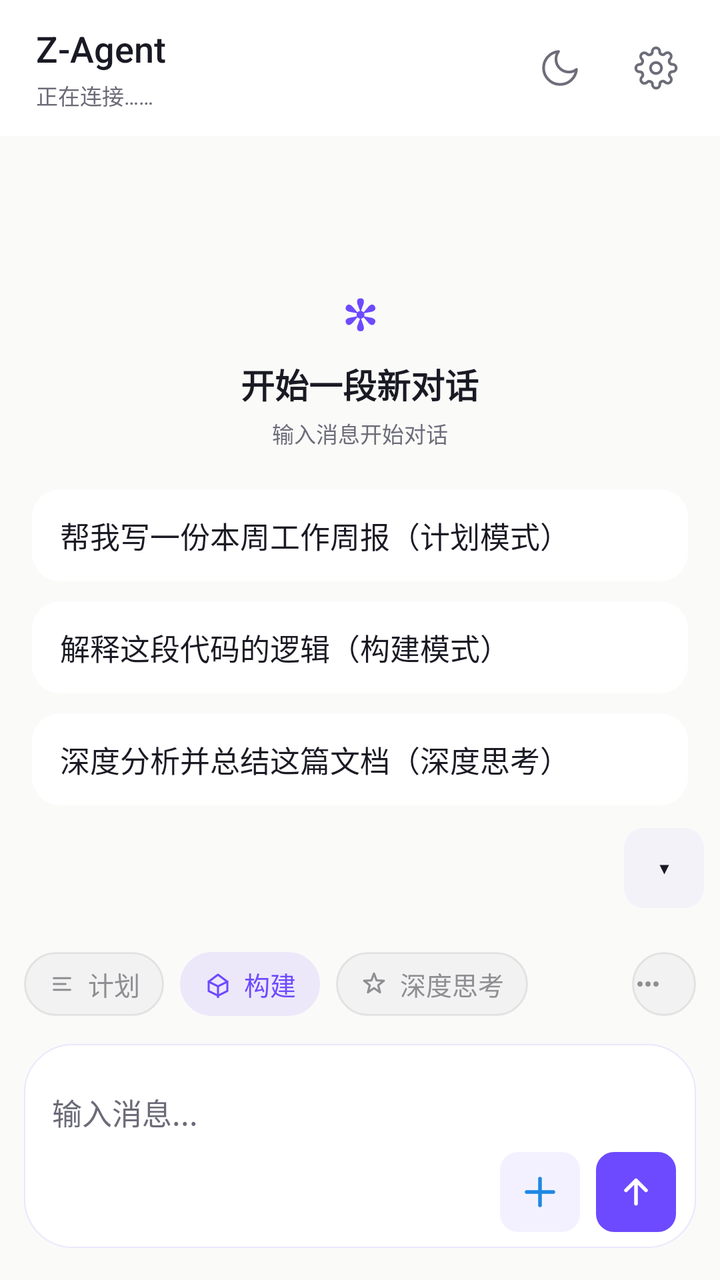
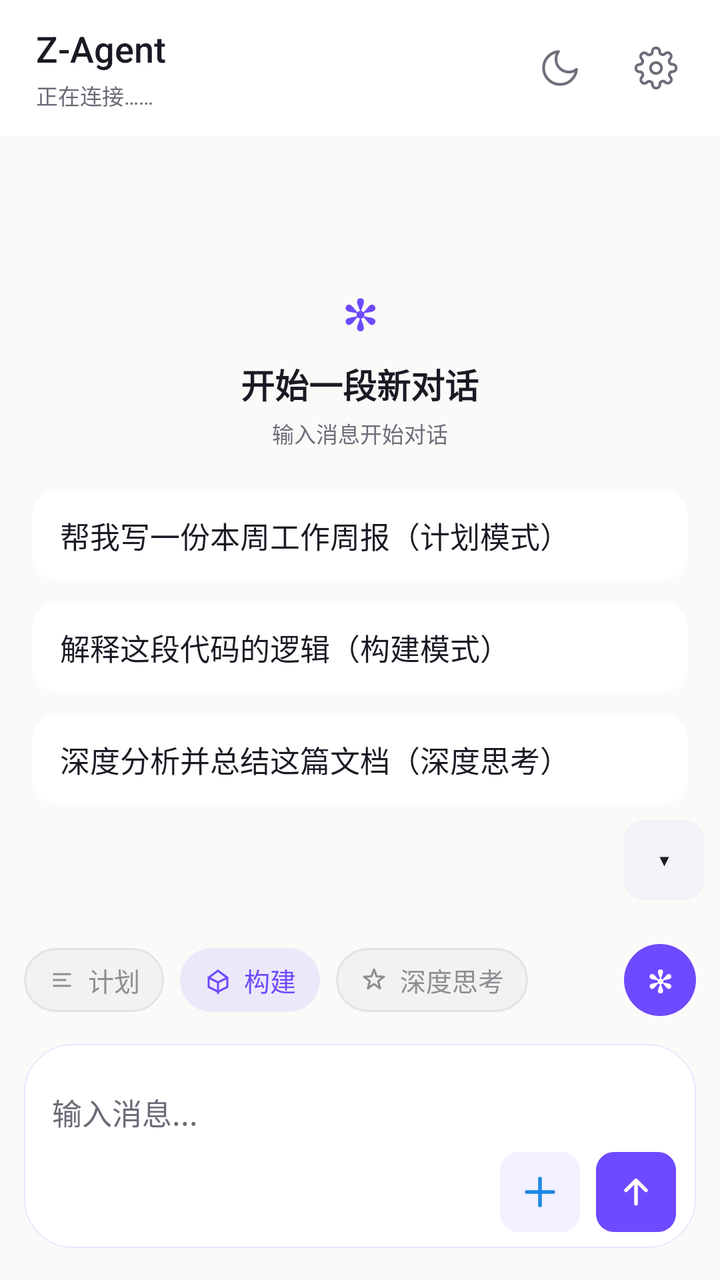

The first picture is an Android layout as it rendered before a commit; the second is the same layout after the commit. The layout source and the unified diff follow.
<!-- AndroidManifest.xml: application theme AppTheme -->
<!-- res/layout/activity_main.xml -->
<?xml version="1.0" encoding="utf-8"?>
<FrameLayout xmlns:android="http://schemas.android.com/apk/res/android"
android:id="@+id/rootView" android:clipChildren="false" android:clipToPadding="false"
android:layout_width="match_parent"
android:layout_height="match_parent"
android:background="@color/bg_canvas"
>



<LinearLayout
android:layout_width="match_parent"
android:layout_height="match_parent"
android:orientation="vertical">


<LinearLayout
android:id="@+id/topBar"
android:layout_width="match_parent"
android:layout_height="wrap_content"
android:background="@color/bg_elevated"
android:gravity="center_vertical"
android:orientation="horizontal"
android:paddingStart="18dp"
android:paddingTop="10dp"
android:paddingEnd="8dp"
android:paddingBottom="10dp">

<LinearLayout
android:layout_width="0dp"
android:layout_height="wrap_content"
android:layout_weight="1"
android:orientation="vertical">
<TextView
android:layout_width="wrap_content"
android:layout_height="wrap_content"
android:text="Z-Agent"
android:textColor="@color/text_primary"
android:fontFamily="sans-serif-medium"
android:textSize="18sp" />
<TextView
android:id="@+id/statusText"
android:layout_width="match_parent"
android:layout_height="wrap_content"
android:layout_marginTop="3dp"
android:ellipsize="end"
android:maxLines="1"
android:text="正在连接……"
android:textColor="@color/text_tertiary"
android:textSize="@dimen/fs_caption" />
</LinearLayout>


<FrameLayout
android:id="@+id/themeButton"
android:contentDescription="切换深浅主题"
android:layout_width="48dp"
android:layout_height="48dp"
android:background="?attr/selectableItemBackgroundBorderless"
android:clickable="true"
android:focusable="true">
<ImageView
android:id="@+id/themeIcon"
android:layout_width="22dp"
android:layout_height="22dp"
android:layout_gravity="center"
android:src="@drawable/ic_moon" />
</FrameLayout>


<FrameLayout
android:id="@+id/settingsButton"
android:contentDescription="打开设置"
android:layout_width="48dp"
android:layout_height="48dp"
android:background="?attr/selectableItemBackgroundBorderless"
android:clickable="true"
android:focusable="true">
<ImageView
android:layout_width="22dp"
android:layout_height="22dp"
android:layout_gravity="center"
android:src="@drawable/ic_gear" />
</FrameLayout>
</LinearLayout>


<FrameLayout android:clipChildren="false" android:clipToPadding="false"
android:layout_width="match_parent"
android:layout_height="0dp"
android:layout_weight="1">

<ScrollView
android:id="@+id/outputScroll"
android:layout_width="match_parent"
android:layout_height="match_parent"
android:background="@color/bg_canvas"
android:fillViewport="true"
android:overScrollMode="always"
android:scrollbars="vertical">
<LinearLayout
android:id="@+id/chatContainer"
android:layout_width="match_parent"
android:layout_height="wrap_content"
android:gravity="bottom"
android:orientation="vertical"
android:paddingStart="8dp"
android:paddingTop="12dp"
android:paddingEnd="8dp"
android:paddingBottom="200dp">

<LinearLayout
android:id="@+id/emptyState"
android:layout_width="match_parent"
android:layout_height="0dp"
android:gravity="center"
android:layout_weight="1"
android:orientation="vertical"
android:paddingTop="48dp"
android:paddingBottom="24dp">
<TextView
android:layout_width="wrap_content"
android:layout_height="wrap_content"
android:text="✻"
android:textColor="@color/accent"
android:textSize="@dimen/fs_display"
android:textStyle="bold" />
<TextView
android:layout_width="wrap_content"
android:layout_height="wrap_content"
android:layout_marginTop="8dp"
android:text="开始一段新对话"
android:textColor="@color/text_primary"
android:textSize="@dimen/fs_title"
android:textStyle="bold" />
<TextView
android:layout_width="wrap_content"
android:layout_height="wrap_content"
android:layout_marginTop="4dp"
android:text="输入消息开始对话"
android:textColor="@color/text_secondary"
android:textSize="@dimen/fs_caption" />

<LinearLayout android:layout_width="match_parent" android:layout_height="wrap_content" android:layout_marginTop="20dp" android:orientation="vertical" android:paddingStart="8dp" android:paddingEnd="8dp">

<TextView android:id="@+id/promptCard1" android:layout_width="match_parent" android:layout_height="wrap_content" android:background="@drawable/bg_prompt_card" android:clickable="true" android:focusable="true" android:paddingStart="14dp" android:paddingTop="12dp" android:paddingEnd="14dp" android:paddingBottom="12dp" android:text="帮我写一份本周工作周报（计划模式）" android:textColor="@color/text_primary" android:textSize="@dimen/fs_body" />

<TextView android:id="@+id/promptCard2" android:layout_width="match_parent" android:layout_height="wrap_content" android:layout_marginTop="10dp" android:background="@drawable/bg_prompt_card" android:clickable="true" android:focusable="true" android:paddingStart="14dp" android:paddingTop="12dp" android:paddingEnd="14dp" android:paddingBottom="12dp" android:text="解释这段代码的逻辑（构建模式）" android:textColor="@color/text_primary" android:textSize="@dimen/fs_body" />

<TextView android:id="@+id/promptCard3" android:layout_width="match_parent" android:layout_height="wrap_content" android:layout_marginTop="10dp" android:background="@drawable/bg_prompt_card" android:clickable="true" android:focusable="true" android:paddingStart="14dp" android:paddingTop="12dp" android:paddingEnd="14dp" android:paddingBottom="12dp" android:text="深度分析并总结这篇文档（深度思考）" android:textColor="@color/text_primary" android:textSize="@dimen/fs_body" />
</LinearLayout>
</LinearLayout>
 </LinearLayout>
</ScrollView>


<FrameLayout
android:id="@+id/scrollBottomBtn"
android:layout_width="40dp"
android:layout_height="40dp"
android:layout_gravity="bottom|end"
android:layout_marginEnd="16dp"
 android:layout_marginBottom="76dp"
android:background="@drawable/bg_circle_btn"
android:clickable="true"
android:focusable="true"
android:foreground="@drawable/ripple_circle"
android:visibility="gone">
<TextView
android:layout_width="wrap_content"
android:layout_height="wrap_content"
android:layout_gravity="center"
android:text="↓"
android:textColor="@color/accent"
android:textSize="20sp"
android:textStyle="bold" />
</FrameLayout>
</FrameLayout>

</LinearLayout>


<LinearLayout
android:layout_width="match_parent"
android:layout_height="wrap_content"
android:layout_gravity="bottom"
android:orientation="vertical">


<LinearLayout android:id="@+id/quickBarContainer" android:layout_width="match_parent" android:layout_height="wrap_content" android:background="@android:color/transparent" android:orientation="vertical">

 <LinearLayout android:id="@+id/quickRowWrap" android:layout_width="match_parent" android:layout_height="wrap_content" android:gravity="center_vertical" android:minHeight="56dp" android:orientation="horizontal" android:paddingStart="8dp" android:paddingTop="6dp" android:paddingEnd="8dp" android:paddingBottom="6dp"> <HorizontalScrollView android:id="@+id/quickScroll" android:layout_width="0dp" android:layout_height="wrap_content" android:layout_weight="1" android:overScrollMode="never" android:scrollbars="none"> <LinearLayout android:id="@+id/quickRow" android:layout_width="wrap_content" android:layout_height="wrap_content" android:gravity="center_vertical" android:orientation="horizontal" android:paddingStart="8dp" android:paddingEnd="8dp" /> </HorizontalScrollView> <TextView android:id="@+id/quickCollapse" android:layout_width="40dp" android:layout_height="40dp" android:layout_marginStart="4dp" android:background="@drawable/bg_quick" android:clickable="true" android:focusable="true" android:foreground="@drawable/ripple_pill" android:gravity="center" android:text="▾" android:textColor="@color/text_primary" android:textSize="16sp" /> </LinearLayout>  <LinearLayout android:id="@+id/quickEditBar" android:layout_width="match_parent" android:layout_height="36dp" android:background="@color/bg_subtle" android:gravity="center_vertical" android:orientation="horizontal" android:paddingStart="16dp" android:paddingEnd="12dp" android:visibility="gone"> <TextView android:layout_width="0dp" android:layout_height="wrap_content" android:layout_weight="1" android:text="拖动排序 · 点×移除 · 点＋添加" android:textColor="@color/text_secondary" android:textSize="11sp" /> <TextView android:id="@+id/quickEditDone" android:layout_width="wrap_content" android:layout_height="wrap_content" android:paddingStart="12dp" android:paddingEnd="4dp" android:text="完成" android:textColor="@color/accent" android:textSize="13sp" android:textStyle="bold" /> </LinearLayout> <FrameLayout android:id="@+id/quickBall" android:layout_width="52dp" android:layout_height="52dp" android:layout_gravity="end" android:layout_marginEnd="16dp" android:layout_marginBottom="12dp" android:background="@drawable/bg_quick_ball" android:clickable="true" android:focusable="true" android:foreground="@drawable/ripple_circle" android:visibility="gone"> <TextView android:layout_width="wrap_content" android:layout_height="wrap_content" android:layout_gravity="center" android:text="✻" android:textColor="#FFFFFF" android:textSize="22sp" android:textStyle="bold" /> </FrameLayout> </LinearLayout>


<LinearLayout android:id="@+id/inputBar" android:layout_width="match_parent" android:layout_height="wrap_content" android:background="@android:color/transparent" android:clipChildren="false" android:clipToPadding="false" android:orientation="vertical" android:paddingStart="12dp" android:paddingTop="14dp" android:paddingEnd="12dp" android:paddingBottom="14dp">




<LinearLayout android:layout_width="match_parent" android:layout_height="wrap_content" android:gravity="center_vertical" android:orientation="horizontal" android:paddingBottom="10dp">
<HorizontalScrollView android:layout_width="0dp" android:layout_height="wrap_content" android:layout_weight="1" android:scrollbars="none" android:overScrollMode="never">
<LinearLayout android:layout_width="wrap_content" android:layout_height="wrap_content" android:gravity="center_vertical" android:orientation="horizontal">
<TextView android:id="@+id/segPlan" android:layout_width="wrap_content" android:layout_height="32dp" android:background="@drawable/bg_chip_ghost" android:clickable="true" android:focusable="true" android:foreground="@drawable/ripple_pill" android:gravity="center_vertical" android:drawableStart="@drawable/ic_plan" android:drawablePadding="6dp" android:paddingStart="12dp" android:paddingEnd="12dp" android:text="计划" android:textColor="@color/chip_text_inactive" android:textSize="13sp" android:maxLines="1" />
<TextView android:id="@+id/segBuild" android:layout_width="wrap_content" android:layout_height="32dp" android:layout_marginStart="8dp" android:background="@drawable/bg_chip_active" android:clickable="true" android:focusable="true" android:foreground="@drawable/ripple_pill" android:gravity="center_vertical" android:drawableStart="@drawable/ic_build_active" android:drawablePadding="6dp" android:paddingStart="12dp" android:paddingEnd="12dp" android:text="构建" android:textColor="@color/accent" android:textSize="13sp" android:maxLines="1" />
<TextView android:id="@+id/chipThink2" android:layout_width="wrap_content" android:layout_height="32dp" android:layout_marginStart="8dp" android:background="@drawable/bg_chip_ghost" android:clickable="true" android:focusable="true" android:foreground="@drawable/ripple_pill" android:gravity="center_vertical" android:drawableStart="@drawable/ic_think" android:drawablePadding="6dp" android:paddingStart="12dp" android:paddingEnd="12dp" android:text="深度思考" android:textColor="@color/chip_text_inactive" android:textSize="13sp" android:maxLines="1" />
<TextView android:id="@+id/chipSearch" android:layout_width="0dp" android:layout_height="0dp" android:visibility="gone" />
</LinearLayout>
</HorizontalScrollView>
<TextView android:id="@+id/chipMore" android:layout_width="32dp" android:layout_height="32dp" android:layout_marginStart="8dp" android:background="@drawable/bg_chip_ghost" android:clickable="true" android:focusable="true" android:foreground="@drawable/ripple_pill" android:gravity="center" android:drawableStart="@drawable/ic_more" />
</LinearLayout>



<LinearLayout android:id="@+id/inputCard" android:layout_width="match_parent" android:layout_height="wrap_content" android:layout_marginTop="4dp" android:layout_marginBottom="2dp" android:background="@drawable/bg_input_card" android:elevation="10dp" android:orientation="vertical" android:paddingStart="14dp" android:paddingTop="10dp" android:paddingEnd="10dp" android:paddingBottom="8dp">

<HorizontalScrollView android:id="@+id/attachScroll" android:layout_width="match_parent" android:layout_height="wrap_content" android:scrollbars="none" android:visibility="gone">
<LinearLayout android:id="@+id/attachRow" android:layout_width="wrap_content" android:layout_height="wrap_content" android:orientation="horizontal" android:paddingBottom="6dp" />
</HorizontalScrollView>

<EditText android:id="@+id/inputEdit" android:layout_width="match_parent" android:layout_height="wrap_content" android:minHeight="44dp" android:background="@null" android:hint="输入消息..." android:imeOptions="actionSend" android:inputType="textCapSentences" android:maxLines="5" android:paddingTop="8dp" android:paddingBottom="4dp" android:textColor="@color/text_primary" android:textColorHint="@color/text_tertiary" android:textSize="@dimen/fs_body" />

<LinearLayout android:layout_width="match_parent" android:layout_height="wrap_content" android:gravity="center_vertical|end" android:orientation="horizontal">

<FrameLayout android:id="@+id/btnPlus" android:contentDescription="添加附件" android:layout_width="40dp" android:layout_height="40dp" android:background="@drawable/bg_circle_btn" android:clickable="true" android:focusable="true" android:foreground="@drawable/ripple_circle">
<ImageView android:layout_width="20dp" android:layout_height="20dp" android:layout_gravity="center" android:src="@drawable/ic_plus" />
</FrameLayout>

<FrameLayout android:id="@+id/sendButton" android:contentDescription="发送消息" android:layout_width="40dp" android:layout_height="40dp" android:layout_marginStart="8dp" android:background="@drawable/bg_circle_send" android:clickable="true" android:focusable="true" android:foreground="@drawable/ripple_circle">
<ImageView android:layout_width="20dp" android:layout_height="20dp" android:layout_gravity="center" android:src="@drawable/ic_arrow_up" />
</FrameLayout>
</LinearLayout>
</LinearLayout>

</LinearLayout>
</LinearLayout>
</FrameLayout>
<!-- resources referenced by this layout -->
<resources>
  <color name="accent">#6D4AFF</color>
  <color name="bg_canvas">#FAFAF9</color>
  <color name="bg_elevated">#FFFFFF</color>
  <color name="bg_subtle">#F4F2F9</color>
  <color name="chip_text_inactive">#8E8E93</color>
  <color name="text_primary">#1A1A24</color>
  <color name="text_secondary">#6D6D7A</color>
  <color name="text_tertiary">#6B6B78</color>
  <dimen name="fs_body">15sp</dimen>
  <dimen name="fs_caption">11sp</dimen>
  <dimen name="fs_display">22sp</dimen>
  <dimen name="fs_title">17sp</dimen>
  <!-- drawable bg_chip_active (drawable) -->
  <?xml version="1.0" encoding="utf-8"?>
  <shape xmlns:android="http://schemas.android.com/apk/res/android" android:shape="rectangle">
      <solid android:color="@color/chip_active_bg" />
      <corners android:radius="999dp" />
  </shape>
  <!-- drawable bg_circle_btn (drawable) -->
  <?xml version="1.0" encoding="utf-8"?>
  <shape xmlns:android="http://schemas.android.com/apk/res/android" android:shape="rectangle">
   <solid android:color="@color/accent_subtle" />
   <corners android:radius="8.95dp" />
  </shape>
  <!-- drawable bg_circle_send (drawable) -->
  <?xml version="1.0" encoding="utf-8"?>
  <shape xmlns:android="http://schemas.android.com/apk/res/android" android:shape="rectangle">
   <solid android:color="@color/accent" />
   <corners android:radius="8.95dp" />
  </shape>
  <!-- drawable bg_input_card (drawable) -->
  <?xml version="1.0" encoding="utf-8"?>
  <shape xmlns:android="http://schemas.android.com/apk/res/android" android:shape="rectangle">
  <solid android:color="@color/bg_elevated" />
  <corners android:radius="24dp" />
  <stroke android:width="0.5dp" android:color="@color/accent_line" />
  </shape>
  <!-- drawable bg_prompt_card (drawable) -->
  <?xml version="1.0" encoding="utf-8"?>
  <shape xmlns:android="http://schemas.android.com/apk/res/android" android:shape="rectangle">
  <solid android:color="@color/bg_elevated" />
  <corners android:radius="14dp" />
  </shape>
  <!-- drawable bg_quick (drawable) -->
  <?xml version="1.0" encoding="utf-8"?>
  <shape xmlns:android="http://schemas.android.com/apk/res/android" android:shape="rectangle">
  <solid android:color="@color/bg_subtle" />
  <corners android:radius="10dp" />
  </shape>
  <!-- drawable bg_quick_ball (drawable) -->
  <?xml version="1.0" encoding="utf-8"?>
  <shape xmlns:android="http://schemas.android.com/apk/res/android" android:shape="oval">
  <solid android:color="@color/accent" />
  <padding android:left="0dp" android:top="0dp" android:right="0dp" android:bottom="0dp" />
  </shape>
  <!-- drawable ic_more (drawable) -->
  <?xml version="1.0" encoding="utf-8"?>
  <vector xmlns:android="http://schemas.android.com/apk/res/android" android:width="16dp" android:height="16dp" android:viewportWidth="24" android:viewportHeight="24">
      <path android:fillColor="#FF8E8E93" android:pathData="M6,10c-1.1,0 -2,0.9 -2,2s0.9,2 2,2s2,-0.9 2,-2S7.1,10 6,10zM12,10c-1.1,0 -2,0.9 -2,2s0.9,2 2,2s2,-0.9 2,-2S13.1,10 12,10zM18,10c-1.1,0 -2,0.9 -2,2s0.9,2 2,2s2,-0.9 2,-2S19.1,10 18,10z" />
  </vector>
  <color name="chip_active_bg">#1A6D4AFF</color>
  <color name="chip_ghost_bg">#0F787880</color>
  <color name="chip_ghost_stroke">#14000000</color>
  <color name="accent_subtle">#146D4AFF</color>
  <color name="accent_line">#1F6D4AFF</color>
  <style name="AppBottomSheet" parent="Theme.Design.Light.BottomSheetDialog">
  <item name="bottomSheetStyle">@style/AppBottomSheet.Modal</item>
  <item name="android:windowIsFloating">false</item>
  <item name="android:statusBarColor">@android:color/transparent</item>
  </style>
  <style name="AppBottomSheet.Modal" parent="Widget.Design.BottomSheet.Modal">
  <item name="android:background">@android:color/transparent</item>
  </style>
  <!-- unchanged entries left out for length: 12 -->
</resources>

<!-- the commit's change to res/layout/activity_main.xml (unified diff, before → after) -->
@@ -189,7 +189,7 @@ android:orientation="vertical">
 
 <LinearLayout android:id="@+id/quickBarContainer" android:layout_width="match_parent" android:layout_height="wrap_content" android:background="@android:color/transparent" android:orientation="vertical">
 
- <LinearLayout android:id="@+id/quickRowWrap" android:layout_width="match_parent" android:layout_height="wrap_content" android:gravity="center_vertical" android:minHeight="56dp" android:orientation="horizontal" android:paddingStart="8dp" android:paddingTop="6dp" android:paddingEnd="8dp" android:paddingBottom="6dp"> <HorizontalScrollView android:id="@+id/quickScroll" android:layout_width="0dp" android:layout_height="wrap_content" android:layout_weight="1" android:overScrollMode="never" android:scrollbars="none"> <LinearLayout android:id="@+id/quickRow" android:layout_width="wrap_content" android:layout_height="wrap_content" android:gravity="center_vertical" android:orientation="horizontal" android:paddingStart="8dp" android:paddingEnd="8dp" /> </HorizontalScrollView> <TextView android:id="@+id/quickCollapse" android:layout_width="40dp" android:layout_height="40dp" android:layout_marginStart="4dp" android:background="@drawable/bg_quick" android:clickable="true" android:focusable="true" android:foreground="@drawable/ripple_pill" android:gravity="center" android:text="▾" android:textColor="@color/text_primary" android:textSize="16sp" /> </LinearLayout>  <LinearLayout android:id="@+id/quickEditBar" android:layout_width="match_parent" android:layout_height="36dp" android:background="@color/bg_subtle" android:gravity="center_vertical" android:orientation="horizontal" android:paddingStart="16dp" android:paddingEnd="12dp" android:visibility="gone"> <TextView android:layout_width="0dp" android:layout_height="wrap_content" android:layout_weight="1" android:text="拖动排序 · 点×移除 · 点＋添加" android:textColor="@color/text_secondary" android:textSize="11sp" /> <TextView android:id="@+id/quickEditDone" android:layout_width="wrap_content" android:layout_height="wrap_content" android:paddingStart="12dp" android:paddingEnd="4dp" android:text="完成" android:textColor="@color/accent" android:textSize="13sp" android:textStyle="bold" /> </LinearLayout> <FrameLayout android:id="@+id/quickBall" android:layout_width="52dp" android:layout_height="52dp" android:layout_gravity="end" android:layout_marginEnd="16dp" android:layout_marginBottom="12dp" android:background="@drawable/bg_quick_ball" android:clickable="true" android:focusable="true" android:foreground="@drawable/ripple_circle" android:visibility="gone"> <TextView android:layout_width="wrap_content" android:layout_height="wrap_content" android:layout_gravity="center" android:text="✻" android:textColor="#FFFFFF" android:textSize="22sp" android:textStyle="bold" /> </FrameLayout> </LinearLayout>
+ <LinearLayout android:id="@+id/quickRowWrap" android:layout_width="match_parent" android:layout_height="wrap_content" android:gravity="center_vertical" android:minHeight="56dp" android:orientation="horizontal" android:paddingStart="8dp" android:paddingTop="6dp" android:paddingEnd="8dp" android:paddingBottom="6dp"> <HorizontalScrollView android:id="@+id/quickScroll" android:layout_width="0dp" android:layout_height="wrap_content" android:layout_weight="1" android:overScrollMode="never" android:scrollbars="none"> <LinearLayout android:id="@+id/quickRow" android:layout_width="wrap_content" android:layout_height="wrap_content" android:gravity="center_vertical" android:orientation="horizontal" android:paddingStart="8dp" android:paddingEnd="8dp" /> </HorizontalScrollView> <TextView android:id="@+id/quickCollapse" android:layout_width="40dp" android:layout_height="40dp" android:layout_marginStart="4dp" android:background="@drawable/bg_quick" android:clickable="true" android:focusable="true" android:foreground="@drawable/ripple_pill" android:gravity="center" android:text="▾" android:textColor="@color/text_primary" android:textSize="16sp" /> </LinearLayout>  <LinearLayout android:id="@+id/quickEditBar" android:layout_width="match_parent" android:layout_height="36dp" android:background="@color/bg_subtle" android:gravity="center_vertical" android:orientation="horizontal" android:paddingStart="16dp" android:paddingEnd="12dp" android:visibility="gone"> <TextView android:layout_width="0dp" android:layout_height="wrap_content" android:layout_weight="1" android:text="拖动排序 · 点×移除 · 点＋添加" android:textColor="@color/text_secondary" android:textSize="11sp" /> <TextView android:id="@+id/quickEditDone" android:layout_width="wrap_content" android:layout_height="wrap_content" android:paddingStart="12dp" android:paddingEnd="4dp" android:text="完成" android:textColor="@color/accent" android:textSize="13sp" android:textStyle="bold" /> </LinearLayout>  </LinearLayout>
 
 
 <LinearLayout android:id="@+id/inputBar" android:layout_width="match_parent" android:layout_height="wrap_content" android:background="@android:color/transparent" android:clipChildren="false" android:clipToPadding="false" android:orientation="vertical" android:paddingStart="12dp" android:paddingTop="14dp" android:paddingEnd="12dp" android:paddingBottom="14dp">
@@ -206,7 +206,7 @@ android:orientation="vertical">
 <TextView android:id="@+id/chipSearch" android:layout_width="0dp" android:layout_height="0dp" android:visibility="gone" />
 </LinearLayout>
 </HorizontalScrollView>
-<TextView android:id="@+id/chipMore" android:layout_width="32dp" android:layout_height="32dp" android:layout_marginStart="8dp" android:background="@drawable/bg_chip_ghost" android:clickable="true" android:focusable="true" android:foreground="@drawable/ripple_pill" android:gravity="center" android:drawableStart="@drawable/ic_more" />
+<FrameLayout android:id="@+id/quickBall" android:layout_width="36dp" android:layout_height="36dp" android:layout_marginStart="8dp" android:background="@drawable/bg_quick_ball" android:clickable="true" android:focusable="true" android:foreground="@drawable/ripple_circle" > <TextView android:layout_width="wrap_content" android:layout_height="wrap_content" android:layout_gravity="center" android:text="✻" android:textColor="#FFFFFF" android:textSize="16sp" android:textStyle="bold" /> </FrameLayout>
 </LinearLayout>
 
 
<!-- resource entries referenced after the edit -->
@@ -55,11 +55,6 @@
   <solid android:color="@color/accent" />
   <padding android:left="0dp" android:top="0dp" android:right="0dp" android:bottom="0dp" />
   </shape>
-  <!-- drawable ic_more (drawable) -->
-  <?xml version="1.0" encoding="utf-8"?>
-  <vector xmlns:android="http://schemas.android.com/apk/res/android" android:width="16dp" android:height="16dp" android:viewportWidth="24" android:viewportHeight="24">
-      <path android:fillColor="#FF8E8E93" android:pathData="M6,10c-1.1,0 -2,0.9 -2,2s0.9,2 2,2s2,-0.9 2,-2S7.1,10 6,10zM12,10c-1.1,0 -2,0.9 -2,2s0.9,2 2,2s2,-0.9 2,-2S13.1,10 12,10zM18,10c-1.1,0 -2,0.9 -2,2s0.9,2 2,2s2,-0.9 2,-2S19.1,10 18,10z" />
-  </vector>
   <color name="chip_active_bg">#1A6D4AFF</color>
   <color name="chip_ghost_bg">#0F787880</color>
   <color name="chip_ghost_stroke">#14000000</color>
